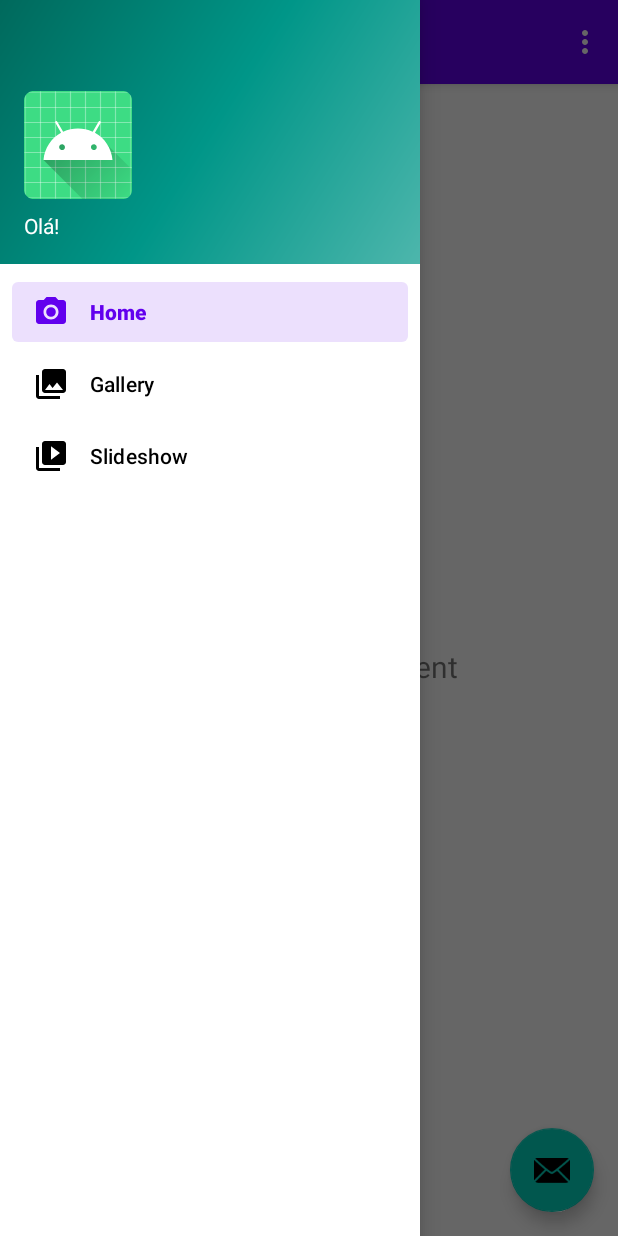
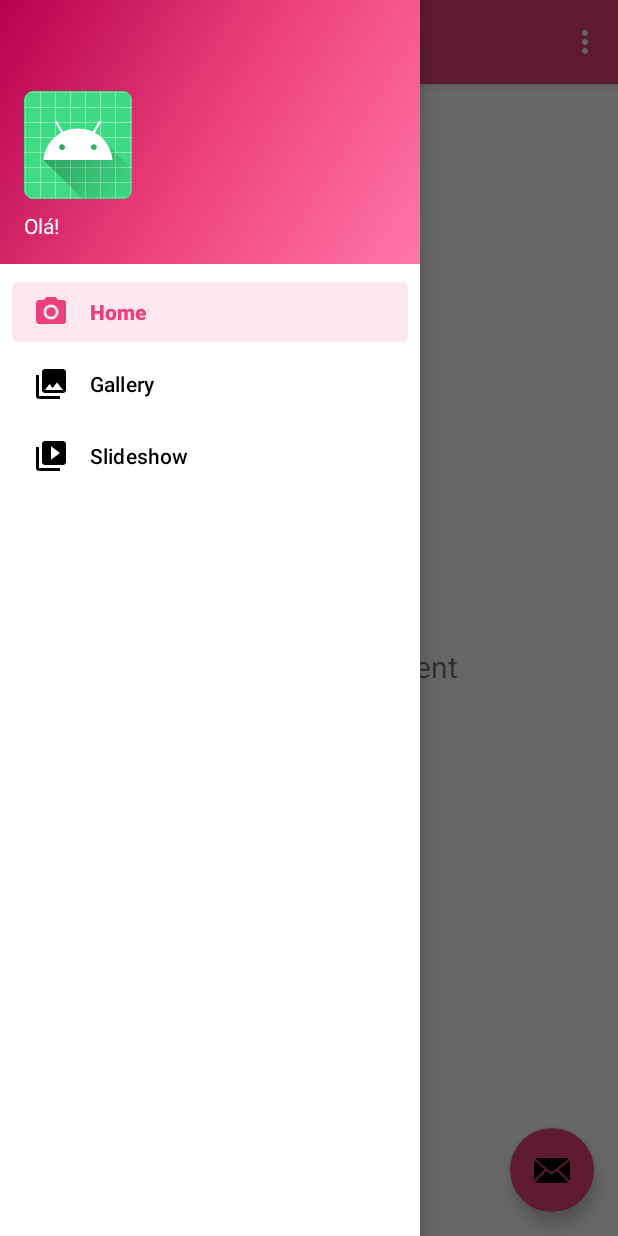
Before and after one commit to MateusAndreatta/GabriellasBrigadeiria, an Android app: the screen it shows after launch once a user with an empty profile is signed in (MainActivity), with the side drawer open, on a phone screen of 412 x 824 dp. Run offline under Robolectric (Android 15) with nearby library versions, the phone set to English and light mode, and no system bars; our stand-ins replace Firebase (no records; nobody signed in at launch, a user with empty details on screens opened directly), navigation-ui.

Commit message:
Definição do tema Verificação de campos não preenchidos Nome do usuario logado na nav_header_main.xml

```diff
--- a/app/src/main/java/com/mateusandreatta/gabriellasbrigadeiria/LoginActivity.java
+++ b/app/src/main/java/com/mateusandreatta/gabriellasbrigadeiria/LoginActivity.java
@@ -39,22 +39,26 @@ public class LoginActivity extends AppCompatActivity {
         String email = editTextEmail.getText().toString();
         String password = editTextPassword.getText().toString();
 
+        if(email.isEmpty() || password.isEmpty()){
+            Toast.makeText(this, "Preencha todos os campos!", Toast.LENGTH_SHORT).show();
+        }else {
             loadingProgressBar.setVisibility(View.VISIBLE);
 
-        firebaseAuth.signInWithEmailAndPassword(email,password)
+            firebaseAuth.signInWithEmailAndPassword(email, password)
                 .addOnCompleteListener(LoginActivity.this,
                     task -> {
                         loadingProgressBar.setVisibility(View.GONE);
-                            if(task.isSuccessful()){
+                        if (task.isSuccessful()) {
                             firebaseUser = firebaseAuth.getCurrentUser();
-                                if(firebaseUser != null){
+                            if (firebaseUser != null) {
                                 startActivity(new Intent(LoginActivity.this, MainActivity.class));
                             }
-                            }else{
+                        } else {
                             Toast.makeText(LoginActivity.this, task.getException().getMessage() != null ? Global.translateFirebaseException(task.getException().getMessage()) : task.getException().toString(), Toast.LENGTH_LONG).show();
-                                Log.e("TAG-LoginActivity","Login Error" +task.getException().toString());
+                            Log.e("TAG-LoginActivity", "Login Error" + task.getException().toString());
                         }
                     });
+        }
     }
 
     public void onSignUp(View view){
--- a/app/src/main/java/com/mateusandreatta/gabriellasbrigadeiria/MainActivity.java
+++ b/app/src/main/java/com/mateusandreatta/gabriellasbrigadeiria/MainActivity.java
@@ -5,6 +5,7 @@ import android.os.Bundle;
 import android.view.MenuItem;
 import android.view.View;
 import android.view.Menu;
+import android.widget.TextView;
 
 import com.google.android.material.snackbar.Snackbar;
 import com.google.android.material.navigation.NavigationView;
@@ -51,6 +52,12 @@ public class MainActivity extends AppCompatActivity {
         });
         DrawerLayout drawer = binding.drawerLayout;
         NavigationView navigationView = binding.navView;
+
+        if(firebaseUser != null && !firebaseUser.getDisplayName().isEmpty()){
+            TextView viewById = (TextView) navigationView.getHeaderView(0).findViewById(R.id.nav_header_title);
+            viewById.setText("Olá " + firebaseUser.getDisplayName());
+        }
+
         // Passing each menu ID as a set of Ids because each
         // menu should be considered as top level destinations.
         mAppBarConfiguration = new AppBarConfiguration.Builder(
--- a/app/src/main/java/com/mateusandreatta/gabriellasbrigadeiria/SignUpActivity.java
+++ b/app/src/main/java/com/mateusandreatta/gabriellasbrigadeiria/SignUpActivity.java
@@ -46,6 +46,9 @@ public class SignUpActivity extends AppCompatActivity {
         String password = editTextPassword.getText().toString();
         String name = editTextName.getText().toString();
 
+        if(email.isEmpty() || password.isEmpty() || name.isEmpty()){
+            Toast.makeText(this, "Preencha todos os campos!", Toast.LENGTH_SHORT).show();
+        }else{
             loadingProgressBar.setVisibility(View.VISIBLE);
 
             firebaseAuth.createUserWithEmailAndPassword(email, password)
@@ -72,6 +75,7 @@ public class SignUpActivity extends AppCompatActivity {
                         }
                     });
         }
+    }
 
     @Override
     protected void onStart() {
--- a/app/src/main/res/drawable/side_nav_bar.xml
+++ b/app/src/main/res/drawable/side_nav_bar.xml
@@ -2,8 +2,8 @@
     android:shape="rectangle">
     <gradient
         android:angle="135"
-        android:centerColor="#009688"
-        android:endColor="#00695C"
-        android:startColor="#4DB6AC"
+        android:centerColor="#ec407a"
+        android:endColor="#b4004e"
+        android:startColor="#ff77a9"
         android:type="linear" />
 </shape>
--- a/app/src/main/res/layout/nav_header_main.xml
+++ b/app/src/main/res/layout/nav_header_main.xml
@@ -21,6 +21,7 @@
         app:srcCompat="@mipmap/ic_launcher_round" />
 
     <TextView
+        android:id="@+id/nav_header_title"
         android:layout_width="match_parent"
         android:layout_height="wrap_content"
         android:paddingTop="@dimen/nav_header_vertical_spacing"
--- a/app/src/main/res/values-night/themes.xml
+++ b/app/src/main/res/values-night/themes.xml
@@ -2,11 +2,11 @@
     <!-- Base application theme. -->
     <style name="Theme.GabriellasBrigadeiria" parent="Theme.MaterialComponents.DayNight.DarkActionBar">
         <!-- Primary brand color. -->
-        <item name="colorPrimary">@color/purple_200</item>
+        <item name="colorPrimary">@color/pink_400</item>
         <item name="colorPrimaryVariant">@color/purple_700</item>
         <item name="colorOnPrimary">@color/black</item>
         <!-- Secondary brand color. -->
-        <item name="colorSecondary">@color/teal_200</item>
+        <item name="colorSecondary">@color/pink_200</item>
         <item name="colorSecondaryVariant">@color/teal_200</item>
         <item name="colorOnSecondary">@color/black</item>
         <!-- Status bar color. -->
--- a/app/src/main/res/values/colors.xml
+++ b/app/src/main/res/values/colors.xml
@@ -1,5 +1,15 @@
 <?xml version="1.0" encoding="utf-8"?>
 <resources>
+
+    <!-- Primary -->
+    <color name="pink_400">#ec407a</color>
+    <color name="pink_400_light">#ff77a9</color>
+    <color name="pink_400_dark">#b4004e</color>
+    <!-- Secondary -->
+    <color name="pink_200">#ec407a</color>
+    <color name="pink_200_light">#ffc1e3</color>
+    <color name="pink_200_dark">#bf5f82</color>
+
     <color name="purple_200">#FFBB86FC</color>
     <color name="purple_500">#FF6200EE</color>
     <color name="purple_700">#FF3700B3</color>
--- a/app/src/main/res/values/themes.xml
+++ b/app/src/main/res/values/themes.xml
@@ -2,12 +2,12 @@
     <!-- Base application theme. -->
     <style name="Theme.GabriellasBrigadeiria" parent="Theme.MaterialComponents.DayNight.DarkActionBar">
         <!-- Primary brand color. -->
-        <item name="colorPrimary">@color/purple_500</item>
-        <item name="colorPrimaryVariant">@color/purple_700</item>
+        <item name="colorPrimary">@color/pink_400</item>
+        <item name="colorPrimaryVariant">@color/pink_400_dark</item>
         <item name="colorOnPrimary">@color/white</item>
         <!-- Secondary brand color. -->
-        <item name="colorSecondary">@color/teal_200</item>
-        <item name="colorSecondaryVariant">@color/teal_700</item>
+        <item name="colorSecondary">@color/pink_200</item>
+        <item name="colorSecondaryVariant">@color/pink_200_dark</item>
         <item name="colorOnSecondary">@color/black</item>
         <!-- Status bar color. -->
         <item name="android:statusBarColor" tools:targetApi="l">?attr/colorPrimaryVariant</item>
```
Lines whose indentation alone changed are shown as unchanged.
